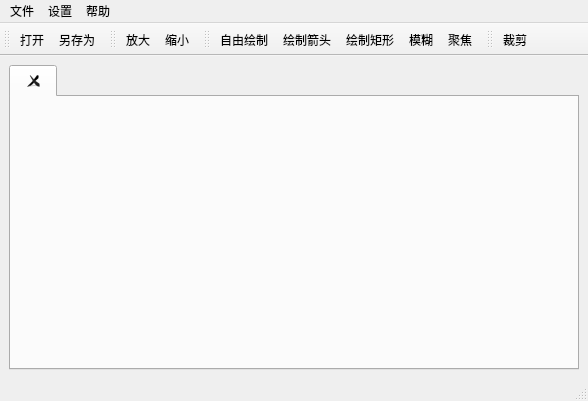
First picture: the form in editwindow.ui, repository kuaidy/QScreenShot, before the edit.
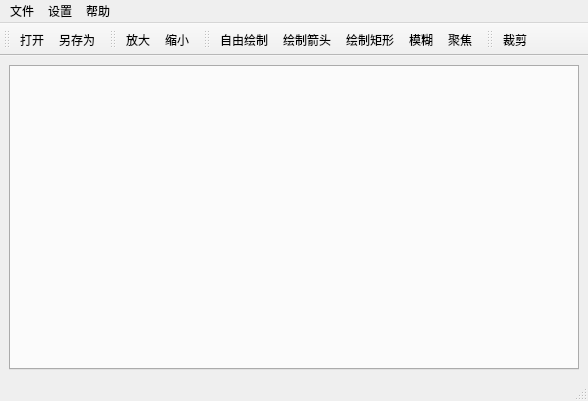
Second picture: the form after the edit. Icons and pictures are not drawn.

Diff of the .ui file:
```diff
--- a/editwindow.ui
+++ b/editwindow.ui
@@ -17,32 +17,9 @@
    <layout class="QGridLayout" name="gridLayout">
     <item row="0" column="0">
      <widget class="QTabWidget" name="tabWidget">
-      <property name="enabled">
-       <bool>true</bool>
-      </property>
-      <property name="tabletTracking">
-       <bool>false</bool>
-      </property>
-      <property name="autoFillBackground">
-       <bool>true</bool>
-      </property>
-      <property name="tabShape">
-       <enum>QTabWidget::Rounded</enum>
-      </property>
       <property name="currentIndex">
        <number>0</number>
       </property>
-      <property name="usesScrollButtons">
-       <bool>true</bool>
-      </property>
-      <property name="tabsClosable">
-       <bool>true</bool>
-      </property>
-      <widget class="QWidget" name="tab">
-       <attribute name="title">
-        <string/>
-       </attribute>
-      </widget>
      </widget>
     </item>
    </layout>
```
Left out of the diff: 2 changed lines with no effect on the pictures.
